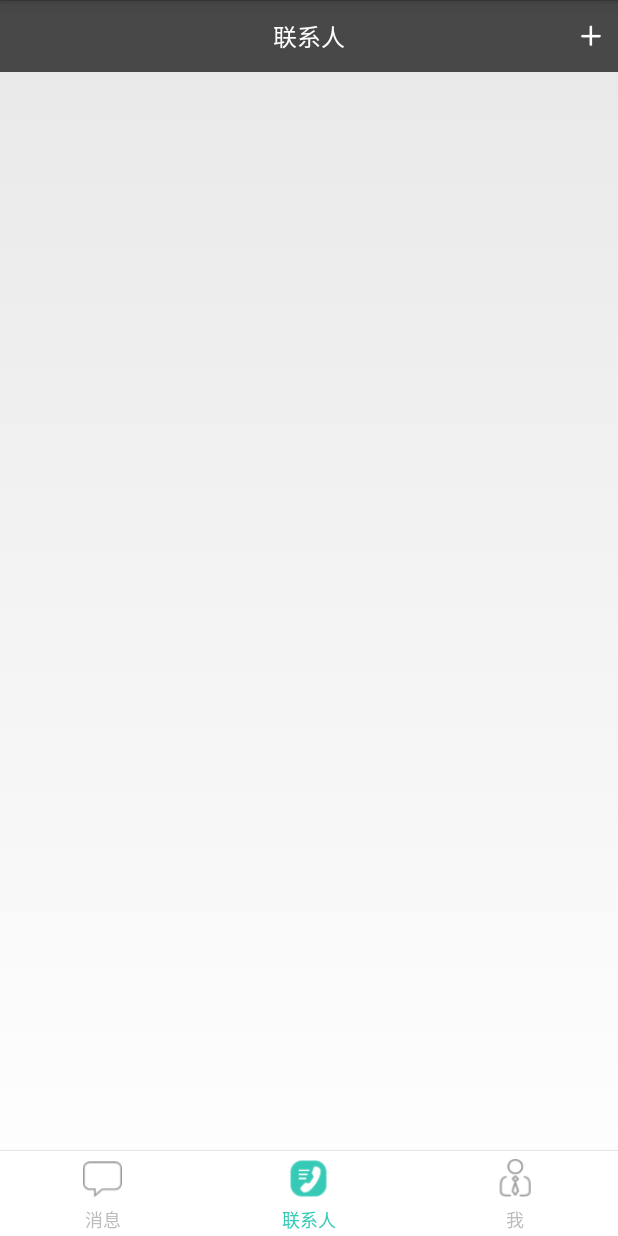
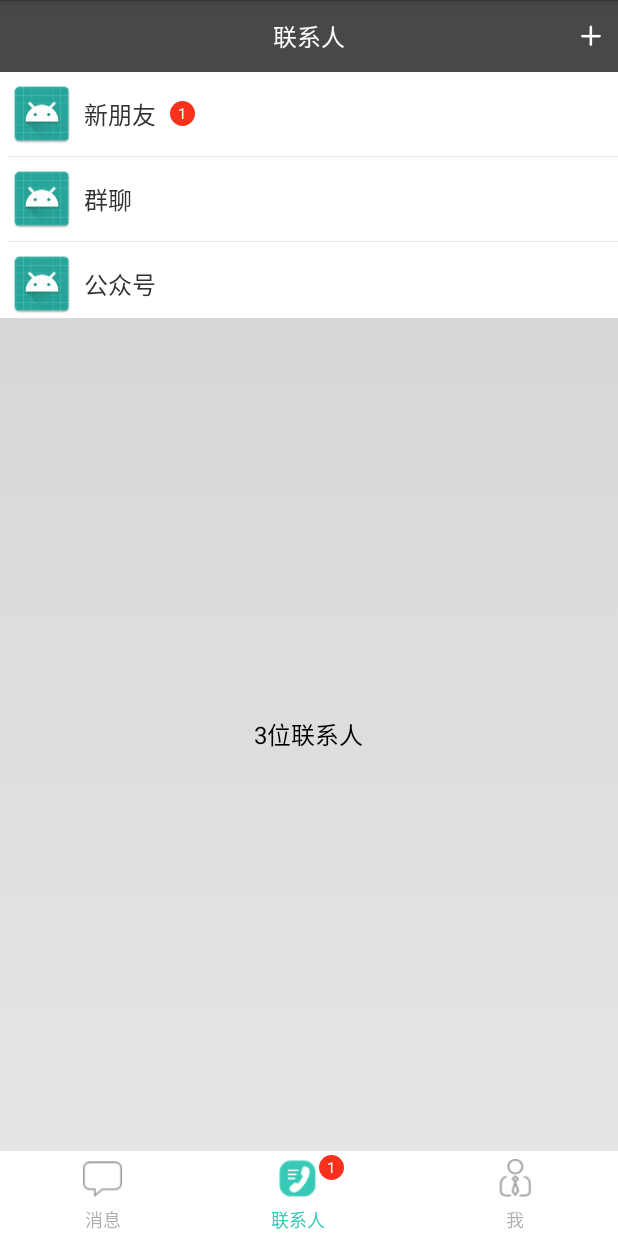
Before and after one commit to Aplombs/Chattings, an Android app: the MainActivity screen opened directly, with no data from a screen before it, after a tap on "联系人", on a phone screen of 412 x 824 dp. Run offline under Robolectric (Android 15) with nearby library versions, the phone set to English and light mode, and no system bars; libraries missing offline, so code that uses them is left out: org.greenrobot.greendao; 15 statements that could not run were skipped.

Commit message:
修改字体颜色统一

```diff
--- a/Chatting/src/main/java/com/chat/im/ui/MainActivity.java
+++ b/Chatting/src/main/java/com/chat/im/ui/MainActivity.java
@@ -152,8 +152,8 @@ public class MainActivity extends BaseActivity implements View.OnClickListener {
                 mImage_tabMe.setImageResource(R.drawable.tab_me_0);
 
                 mText_tabMessage.setTextColor(getResources().getColor(R.color.colorPrimary));
-                mText_tabContact.setTextColor(getResources().getColor(R.color.textColor));
-                mText_tabMe.setTextColor(getResources().getColor(R.color.textColor));
+                mText_tabContact.setTextColor(getResources().getColor(R.color.shallow_black));
+                mText_tabMe.setTextColor(getResources().getColor(R.color.shallow_black));
 
                 mViewPager.setCurrentItem(0);
                 break;
@@ -166,9 +166,9 @@ public class MainActivity extends BaseActivity implements View.OnClickListener {
                 mImage_tabContact.setImageResource(R.drawable.tab_contact_1);
                 mImage_tabMe.setImageResource(R.drawable.tab_me_0);
 
-                mText_tabMessage.setTextColor(getResources().getColor(R.color.textColor));
+                mText_tabMessage.setTextColor(getResources().getColor(R.color.shallow_black));
                 mText_tabContact.setTextColor(getResources().getColor(R.color.colorPrimary));
-                mText_tabMe.setTextColor(getResources().getColor(R.color.textColor));
+                mText_tabMe.setTextColor(getResources().getColor(R.color.shallow_black));
 
                 mViewPager.setCurrentItem(1);
                 break;
@@ -181,8 +181,8 @@ public class MainActivity extends BaseActivity implements View.OnClickListener {
                 mImage_tabContact.setImageResource(R.drawable.tab_contact_0);
                 mImage_tabMe.setImageResource(R.drawable.tab_me_1);
 
-                mText_tabMessage.setTextColor(getResources().getColor(R.color.textColor));
-                mText_tabContact.setTextColor(getResources().getColor(R.color.textColor));
+                mText_tabMessage.setTextColor(getResources().getColor(R.color.shallow_black));
+                mText_tabContact.setTextColor(getResources().getColor(R.color.shallow_black));
                 mText_tabMe.setTextColor(getResources().getColor(R.color.colorPrimary));
 
                 mViewPager.setCurrentItem(2);
--- a/Chatting/src/main/res/layout/activity_main.xml
+++ b/Chatting/src/main/res/layout/activity_main.xml
@@ -100,7 +100,7 @@
                     android:layout_centerHorizontal="true"
                     android:layout_marginTop="5dp"
                     android:text="联系人"
-                    android:textColor="@color/textColor"
+                    android:textColor="@color/shallow_black"
                     android:textSize="12sp" />
 
                 <TextView
@@ -113,8 +113,7 @@
                     android:gravity="center"
                     android:text="1"
                     android:textColor="@color/white"
-                    android:textSize="10sp"
-                    android:visibility="gone" />
+                    android:textSize="10sp" />
 
             </RelativeLayout>
 
@@ -158,7 +157,7 @@
                     android:layout_centerHorizontal="true"
                     android:layout_marginTop="5dp"
                     android:text="我"
-                    android:textColor="@color/textColor"
+                    android:textColor="@color/shallow_black"
                     android:textSize="12sp" />
 
             </RelativeLayout>
--- a/Chatting/src/main/res/layout/fragment_contact.xml
+++ b/Chatting/src/main/res/layout/fragment_contact.xml
@@ -28,7 +28,6 @@
 
     <!--新朋友 群聊 公众号-->
     <LinearLayout
-        android:visibility="gone"
         android:id="@+id/private_newFriend_groupChat"
         android:layout_width="match_parent"
         android:layout_height="wrap_content"
@@ -167,7 +166,6 @@
 
     <!--多少位联系人-->
     <LinearLayout
-        android:visibility="gone"
         android:layout_width="match_parent"
         android:layout_height="match_parent"
         android:layout_below="@id/recyclerView_tabContact"
--- a/Chatting/src/main/res/layout/itemview_tab_contact.xml
+++ b/Chatting/src/main/res/layout/itemview_tab_contact.xml
@@ -9,7 +9,8 @@
     <LinearLayout
         android:layout_width="match_parent"
         android:layout_height="wrap_content"
-        android:background="@color/line_bg">
+        android:background="@color/line_bg"
+        android:orientation="vertical">
 
         <TextView
             android:id="@+id/firstLetter_itemContact"
@@ -17,7 +18,7 @@
             android:layout_height="wrap_content"
             android:layout_marginStart="10dp"
             android:text="T"
-            android:textColor="@color/gray"
+            android:textColor="@color/shallow_black"
             android:textSize="16sp" />
 
     </LinearLayout>
@@ -42,6 +43,7 @@
             android:layout_height="wrap_content"
             android:layout_marginStart="5dp"
             android:text="唐利涛"
+            android:textColor="@color/black"
             android:textSize="16sp" />
 
     </LinearLayout>
--- a/Chatting/src/main/res/values/colors.xml
+++ b/Chatting/src/main/res/values/colors.xml
@@ -3,11 +3,12 @@
     <color name="gray">#484848</color>
     <color name="white">#FFFFFF</color>
     <color name="black">#000000</color>
-    <color name="line_bg">#22484848</color>
-    <color name="textColor">#BDBDBD</color>
-    <color name="common_bg">#00484848</color>
     <color name="colorPrimary">#36CAB6</color>
     <color name="transparent">#00000000</color>
+    <!--浅灰色-->
     <color name="shallow_black">#66333333</color>
+
+    <color name="line_bg">#22484848</color>
+    <color name="common_bg">#00484848</color>
     <color name="network_state_bg">#FEDCDE</color>
 </resources>
```
